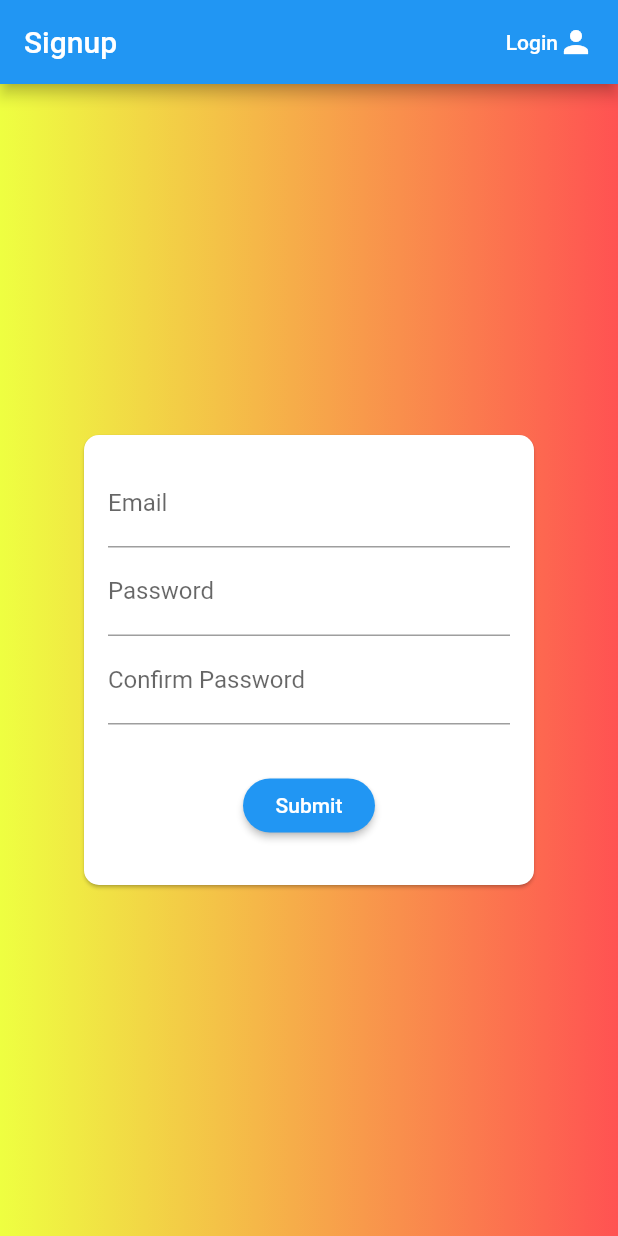
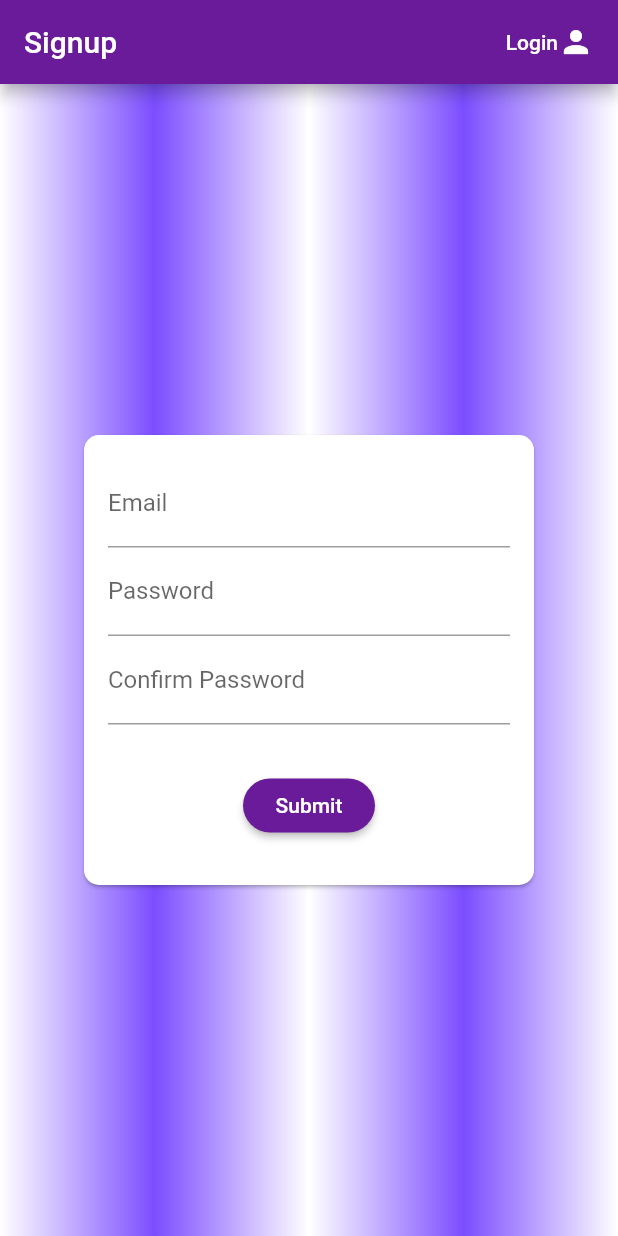
Before and after one commit to shubhsiro/admin_login_app, a Flutter app: the screen it shows after launch, after a tap on "Submit", after a tap on "Signup", on a phone screen of 412 x 824 dp. Run offline on Flutter 3.47's test engine with Material 2 defaults, Android fonts, the phone set to English and light mode, and no system bars.

Commit message:
background color changed Done

```diff
--- a/lib/main.dart
+++ b/lib/main.dart
@@ -20,7 +20,7 @@ class MyApp extends StatelessWidget {
       child: MaterialApp(
         title: 'Login App',
         theme: ThemeData(
-          primaryColor: Colors.blue,
+          primaryColor: Colors.purple[800],
         ),
         home: LoginScreen(),
         routes: {
--- a/lib/screens/login_screen.dart
+++ b/lib/screens/login_screen.dart
@@ -87,8 +87,10 @@ class _LoginScreenState extends State<LoginScreen> {
             decoration: BoxDecoration(
               gradient: LinearGradient(
                 colors: [
-                  Colors.lightGreenAccent,
-                  Colors.blue,
+                  Colors.deepPurpleAccent,
+                  Colors.white,
+                  Colors.white,
+                  Colors.deepPurpleAccent,
                 ]
               )
             ),
@@ -149,6 +151,7 @@ class _LoginScreenState extends State<LoginScreen> {
                           child: Text(
                             'Submit'
                           ),
+                          color:Colors.purple[800],
                           onPressed: ()
                           {
                             _submit();
@@ -156,7 +159,6 @@ class _LoginScreenState extends State<LoginScreen> {
                           shape: RoundedRectangleBorder(
                             borderRadius: BorderRadius.circular(30),
                           ),
-                          color: Colors.blue,
                           textColor: Colors.white,
                         )
                       ],
--- a/lib/screens/signup_screen.dart
+++ b/lib/screens/signup_screen.dart
@@ -89,8 +89,11 @@ class _SignupScreenState extends State<SignupScreen> {
             decoration: BoxDecoration(
                 gradient: LinearGradient(
                     colors: [
-                      Colors.limeAccent,
-                      Colors.redAccent,
+                      Colors.white,
+                      Colors.deepPurpleAccent,
+                      Colors.white,
+                      Colors.deepPurpleAccent,
+                      Colors.white,
                     ]
                 )
             ),
@@ -177,7 +180,7 @@ class _SignupScreenState extends State<SignupScreen> {
                           shape: RoundedRectangleBorder(
                             borderRadius: BorderRadius.circular(30),
                           ),
-                          color: Colors.blue,
+                          color: Colors.purple[800],
                           textColor: Colors.white,
                         )
                       ],
```
